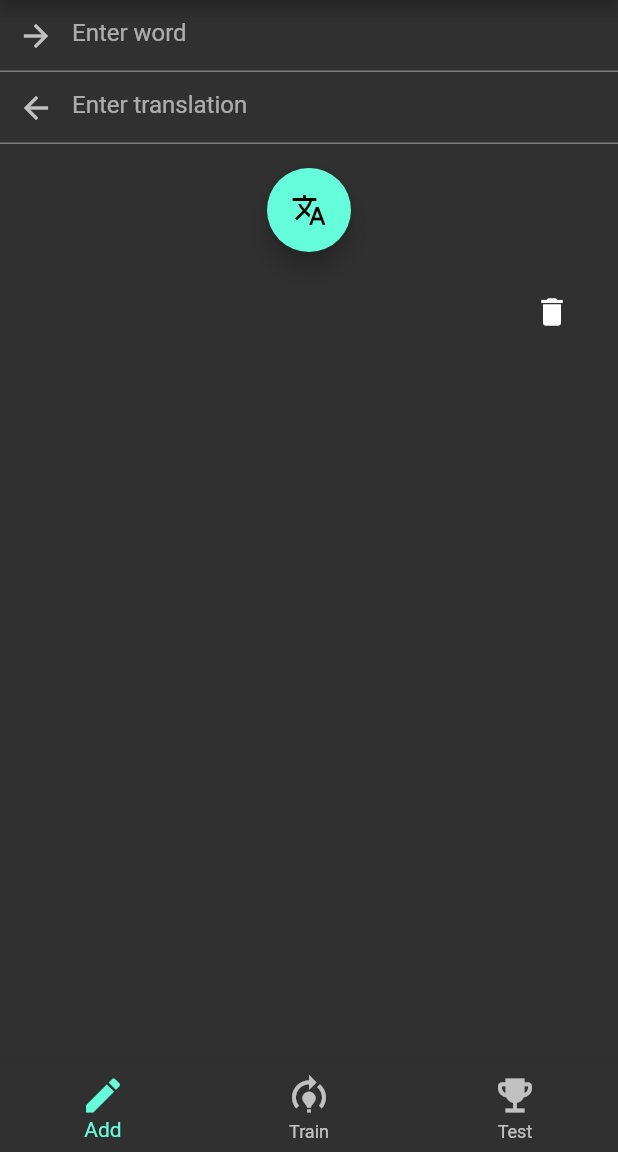
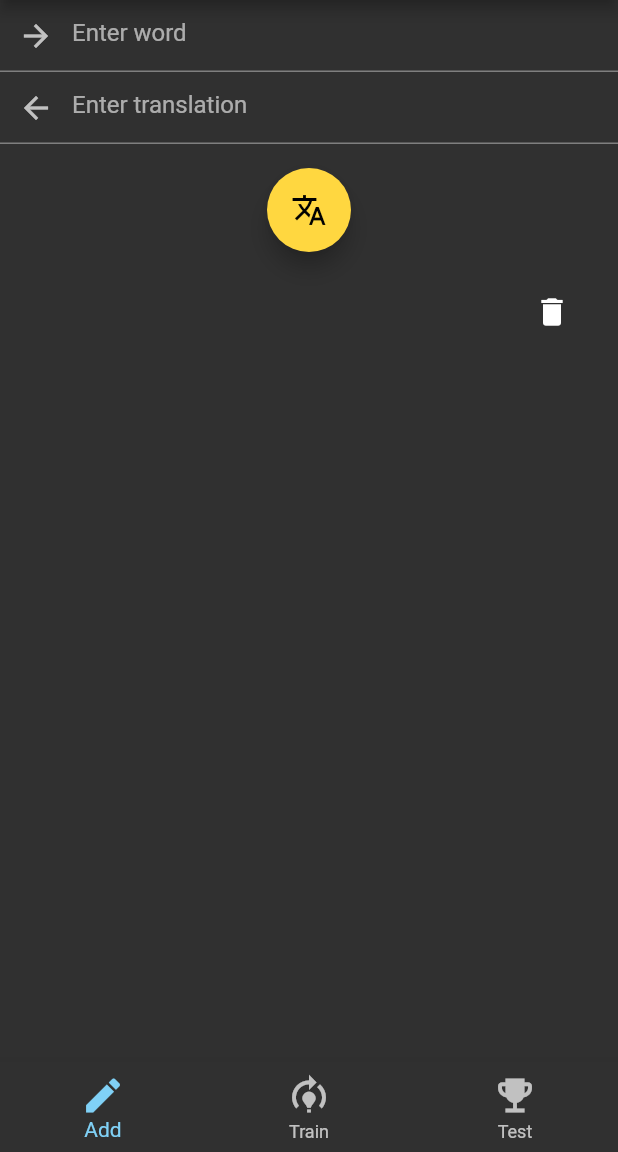
Before and after one commit to michaelkennecke/EasyVocab, a Flutter app: the screen it shows after launch, after a tap on the "translate" icon, on a phone screen of 412 x 824 dp, the part 84-1236 px from its top. Run offline on Flutter 3.47's test engine with Material 2 defaults, Android fonts, the phone set to English and light mode, and no system bars; our stand-ins replace flip_card, percent_indicator, shared_preferences.

Commit message:
Finished to implement the first MVP

```diff
--- a/lib/models/translation.dart
+++ b/lib/models/translation.dart
@@ -3,4 +3,16 @@ class Translation {
   String wordTranslated;
 
   Translation(this.word, this.wordTranslated);
+
+  Translation.fromMap(Map map) {
+    this.word = map['word'];
+    this.wordTranslated = map['wordTranslated'];
+  }
+
+  Map toMap() {
+    return {
+      'word': this.word,
+      'wordTranslated': this.wordTranslated,
+    };
+  }
 }
--- a/lib/providers/abstract_box_model.dart
+++ b/lib/providers/abstract_box_model.dart
@@ -1,10 +1,15 @@
+import 'dart:convert';
+
 import 'package:flutter/material.dart';
+import 'package:shared_preferences/shared_preferences.dart';
 
 import '../models/translation.dart';
 
 abstract class AbstractBoxModel with ChangeNotifier {
+  String boxId;
   List<Translation> _box = [];
   int index = 0;
+  SharedPreferences sharedPreferences;
 
   List<Translation> get box => _box;
 
@@ -15,12 +20,14 @@ abstract class AbstractBoxModel with ChangeNotifier {
 
   void addTranslation(String word, String wordTranslated) {
     box.add(Translation(word, wordTranslated));
+    saveData();
     notifyListeners();
   }
 
-  void removeTranslation(int index) {
-    index = 0;
-    box.removeAt(index);
+  void removeTranslation(int deletionIndex) {
+    this.index = 0;
+    box.removeAt(deletionIndex);
+    saveData();
     notifyListeners();
   }
 
@@ -57,4 +64,28 @@ abstract class AbstractBoxModel with ChangeNotifier {
     index = 0;
     notifyListeners();
   }
+
+  void loadSharedPreferencesAndData() async {
+    sharedPreferences = await SharedPreferences.getInstance();
+    loadData();
+    notifyListeners();
+  }
+
+  void loadData() async {
+    List<String> listString = sharedPreferences.getStringList(this.boxId);
+    if (listString != null) {
+      var tmpBox = listString
+          .map((item) => Translation.fromMap(json.decode(item)))
+          .toList();
+      for (var item in tmpBox) {
+        this.addTranslation(item.word, item.wordTranslated);
+      }
+    }
+  }
+
+  void saveData() {
+    List<String> stringList =
+        this.box.map((item) => json.encode(item.toMap())).toList();
+    sharedPreferences.setStringList(this.boxId, stringList);
+  }
 }
--- a/lib/providers/exam_box_model.dart
+++ b/lib/providers/exam_box_model.dart
@@ -54,7 +54,7 @@ class ExamBoxModel extends AbstractBoxModel {
 
   double getPercentageOfExamCompletionAfterAnswering() {
     if (!(index + 1 >= box.length)) {
-      double percentageOfExamCompletion = index + 1 / box.length;
+      double percentageOfExamCompletion = (index + 1) / box.length;
       if (!percentageOfExamCompletion.isNaN) {
         return percentageOfExamCompletion;
       } else {
--- a/lib/routes/exam.dart
+++ b/lib/routes/exam.dart
@@ -141,7 +141,7 @@ class _ExamBodyState extends State<ExamBody> {
                   center: Text(
                       "${(percentageOfExamCompletion * 100).toStringAsFixed(0)} %"),
                   backgroundColor: Colors.grey,
-                  progressColor: Colors.cyan,
+                  progressColor: Color(0xFFB1DB6E0),
                   alignment: MainAxisAlignment.center,
                 ),
                 IconButton(
@@ -180,7 +180,15 @@ class _ExamBodyState extends State<ExamBody> {
                 this.answer(value),
               },
               decoration: InputDecoration(
-                prefixIcon: Icon(Icons.question_answer),
+                prefixIcon: Icon(
+                  Icons.question_answer,
+                  color: Colors.amberAccent,
+                ),
+                focusedBorder: UnderlineInputBorder(
+                  borderSide: BorderSide(
+                    color: Colors.amberAccent,
+                  ),
+                ),
                 hintText: "Enter your answer",
               ),
             ),
--- a/lib/routes/home.dart
+++ b/lib/routes/home.dart
@@ -1,7 +1,8 @@
 import 'package:easy_vocab/providers/box_model.dart';
-import 'package:easy_vocab/models/translation.dart';
 import 'package:easy_vocab/providers/exam_box_model.dart';
 import 'package:easy_vocab/widgets/footer.dart';
+import 'package:easy_vocab/widgets/translation_input_home.dart';
+import 'package:easy_vocab/widgets/translation_list_home.dart';
 import 'package:flutter/material.dart';
 import 'package:provider/provider.dart';
 import 'package:easy_vocab/routes.dart';
@@ -38,8 +39,7 @@ class HomePage extends StatelessWidget {
           TranslationInputWidget(
               boxModel.addTranslation, examBoxModel.addTranslation),
           Expanded(
-            child: TranslationList(boxModel.box, boxModel.removeTranslation,
-                examBoxModel.removeTranslation),
+            child: TranslationList(boxModel, examBoxModel),
           ),
         ],
       ),
@@ -47,117 +47,3 @@ class HomePage extends StatelessWidget {
     );
   }
 }
-
-class Box {
-  int id;
-  String name;
-  List<Translation> translations;
-  bool selected = false;
-}
-
-class TranslationInputWidget extends StatefulWidget {
-  final Function(String, String) callback;
-  final Function(String, String) examBoxModelCallback;
-
-  TranslationInputWidget(this.callback, this.examBoxModelCallback);
-
-  @override
-  _TranslationInputWidgetState createState() => _TranslationInputWidgetState();
-}
-
-class _TranslationInputWidgetState extends State<TranslationInputWidget> {
-  final wordController = TextEditingController();
-  final wordTranslatedController = TextEditingController();
-
-  void click() {
-    widget.callback(wordController.text, wordTranslatedController.text);
-    widget.examBoxModelCallback(
-        wordController.text, wordTranslatedController.text);
-    FocusScope.of(context).unfocus();
-    wordController.clear();
-    wordTranslatedController.clear();
-  }
-
-  @override
-  Widget build(BuildContext context) {
-    return Column(
-      children: <Widget>[
-        TextField(
-          controller: this.wordController,
-          decoration: InputDecoration(
-            prefixIcon: Icon(Icons.arrow_forward),
-            hintText: "Enter word",
-          ),
-        ),
-        TextField(
-          controller: this.wordTranslatedController,
-          decoration: InputDecoration(
-            prefixIcon: Icon(Icons.arrow_back),
-            hintText: "Enter translation",
-          ),
-        ),
-        Padding(
-          padding: EdgeInsets.all(16.0),
-          child: FloatingActionButton(
-            onPressed: this.click,
-            child: Icon(Icons.translate),
-          ),
-        ),
-      ],
-    );
-  }
-}
-
-class TranslationList extends StatefulWidget {
-  final List<Translation> listItems;
-  final Function(int) callback;
-  final Function(int) examBoxModelCallback;
-
-  // constructor
-  TranslationList(this.listItems, this.callback, this.examBoxModelCallback);
-
-  @override
-  _TranslationListState createState() => _TranslationListState();
-}
-
-class _TranslationListState extends State<TranslationList> {
-  @override
-  Widget build(BuildContext context) {
-    return ListView.separated(
-      padding: const EdgeInsets.fromLTRB(20, 0, 20, 0),
-      itemCount: this.widget.listItems.length,
-      itemBuilder: (BuildContext context, int index) {
-        var translation = this.widget.listItems[index];
-        return Container(
-          child: Row(
-            children: [
-              Expanded(
-                child: Column(
-                  crossAxisAlignment: CrossAxisAlignment.start,
-                  children: <Widget>[
-                    Text(
-                      translation.word,
-                      style: TextStyle(fontSize: 20),
-                    ),
-                    Text(
-                      translation.wordTranslated,
-                      style: TextStyle(fontSize: 15),
-                    ),
-                  ],
-                ),
-              ),
-              IconButton(
-                icon: Icon(Icons.delete),
-                onPressed: () => {
-                  widget.callback(index),
-                  widget.examBoxModelCallback(index)
-                },
-              ),
-            ],
-          ),
-        );
-      },
-      separatorBuilder: (BuildContext context, int index) => const Divider(),
-    );
-  }
-}
--- a/lib/routes/train.dart
+++ b/lib/routes/train.dart
@@ -16,7 +16,6 @@ class TrainPage extends StatelessWidget {
         title: Text("Casual Training"),
       ),
       body: TrainCards(boxModel),
-      // bottomNavigationBar: Footer(),
     );
   }
 }
@@ -89,7 +88,7 @@ class TranslationFlipCardWidget extends StatelessWidget {
             textAlign: TextAlign.center,
           ),
         ),
-        color: Colors.cyan,
+        color: const Color(0xFFB81d4fa),
       ),
       back: Container(
         height: 180,
@@ -101,7 +100,7 @@ class TranslationFlipCardWidget extends StatelessWidget {
             textAlign: TextAlign.center,
           ),
         ),
-        color: Colors.blueGrey,
+        color: const Color(0xFFB4ba3c7),
       ),
     );
   }
--- a/lib/widgets/footer.dart
+++ b/lib/widgets/footer.dart
@@ -11,7 +11,6 @@ class Footer extends StatefulWidget {
 }
 
 class _FooterState extends State<Footer> {
-  // int _selectedIndex = 0;
   final List<String> _routes = [
     RouteGenerator.homePage,
     RouteGenerator.trainPage,
@@ -19,13 +18,10 @@ class _FooterState extends State<Footer> {
   ];
 
   void _onItemTapped(int index) {
-    // Navigator.pushNamed(context, _routes[index]);
     if (index == 0) {
       return;
     } else {
       setState(() {
-        // _selectedIndex = index;
-        //Navigator.of(context).pushNamedAndRemoveUntil(_routes.elementAt(index), (route) => true);
         Navigator.of(context)?.pushNamed(_routes.elementAt(index));
       });
     }
@@ -51,6 +47,7 @@ class _FooterState extends State<Footer> {
       //currentIndex: _selectedIndex,
       onTap: _onItemTapped,
       iconSize: 30,
+      selectedItemColor: const Color(0xFFB81d4fa),
     );
   }
 }
--- /dev/null
+++ b/lib/widgets/translation_input_home.dart
@@ -0,0 +1,57 @@
+import 'package:flutter/material.dart';
+
+class TranslationInputWidget extends StatefulWidget {
+  final Function(String, String) callback;
+  final Function(String, String) examBoxModelCallback;
+
+  TranslationInputWidget(this.callback, this.examBoxModelCallback);
+
+  @override
+  _TranslationInputWidgetState createState() => _TranslationInputWidgetState();
+}
+
+class _TranslationInputWidgetState extends State<TranslationInputWidget> {
+  final wordController = TextEditingController();
+  final wordTranslatedController = TextEditingController();
+
+  void addItemToBox() {
+    widget.callback(wordController.text, wordTranslatedController.text);
+    widget.examBoxModelCallback(
+        wordController.text, wordTranslatedController.text);
+    FocusScope.of(context).unfocus();
+    wordController.clear();
+    wordTranslatedController.clear();
+  }
+
+  @override
+  Widget build(BuildContext context) {
+    return Column(
+      children: <Widget>[
+        TextField(
+          controller: this.wordController,
+          decoration: InputDecoration(
+            prefixIcon: Icon(Icons.arrow_forward),
+            hintText: "Enter word",
+          ),
+        ),
+        TextField(
+          controller: this.wordTranslatedController,
+          decoration: InputDecoration(
+            prefixIcon: Icon(Icons.arrow_back),
+            hintText: "Enter translation",
+          ),
+        ),
+        Padding(
+          padding: EdgeInsets.all(16.0),
+          child: FloatingActionButton(
+            backgroundColor: const Color(0xFFFFD740),
+            //backgroundColor: Colors.amberAccent,
+            splashColor: Colors.amberAccent,
+            onPressed: this.addItemToBox,
+            child: Icon(Icons.translate),
+          ),
+        ),
+      ],
+    );
+  }
+}
--- /dev/null
+++ b/lib/widgets/translation_list_home.dart
@@ -0,0 +1,67 @@
+import 'package:easy_vocab/providers/box_model.dart';
+import 'package:easy_vocab/providers/exam_box_model.dart';
+import 'package:flutter/material.dart';
+
+class TranslationList extends StatefulWidget {
+  final BoxModel boxModel;
+  final ExamBoxModel examBoxModel;
+
+  // constructor
+  TranslationList(this.boxModel, this.examBoxModel);
+
+  @override
+  _TranslationListState createState() => _TranslationListState();
+}
+
+class _TranslationListState extends State<TranslationList>
+    with SingleTickerProviderStateMixin {
+  @override
+  void initState() {
+    widget.boxModel.boxId = "defaultBox"; // TODO: change to variables
+    widget.examBoxModel.boxId = "defaultExamBox"; // TODO: change to variables
+    widget.boxModel.loadSharedPreferencesAndData();
+    widget.examBoxModel.loadSharedPreferencesAndData();
+    super.initState();
+  }
+
+  @override
+  Widget build(BuildContext context) {
+    return ListView.separated(
+      padding: const EdgeInsets.fromLTRB(20, 0, 20, 0),
+      itemCount: this.widget.boxModel.box.length,
+      itemBuilder: (BuildContext context, int index) {
+        var translation = this.widget.boxModel.box[index];
+        return Container(
+          child: Row(
+            children: [
+              Expanded(
+                child: Column(
+                  crossAxisAlignment: CrossAxisAlignment.start,
+                  children: <Widget>[
+                    Text(
+                      translation.word,
+                      style: TextStyle(fontSize: 20),
+                    ),
+                    Text(
+                      translation.wordTranslated,
+                      style: TextStyle(fontSize: 15),
+                    ),
+                  ],
+                ),
+              ),
+              IconButton(
+                icon: Icon(Icons.delete),
+                splashColor: Colors.red,
+                onPressed: () => {
+                  widget.boxModel.removeTranslation(index),
+                  widget.examBoxModel.removeTranslation(index)
+                },
+              ),
+            ],
+          ),
+        );
+      },
+      separatorBuilder: (BuildContext context, int index) => const Divider(),
+    );
+  }
+}
--- a/pubspec.yaml
+++ b/pubspec.yaml
@@ -30,6 +30,7 @@ dependencies:
   provider: ^4.3.2
   flip_card: ^0.4.4
   percent_indicator: ^2.1.9+1
+  shared_preferences: ^2.0.4
 
 dev_dependencies:
   flutter_test:
```
Also changed, not shown: pubspec.lock, 3 other files.
